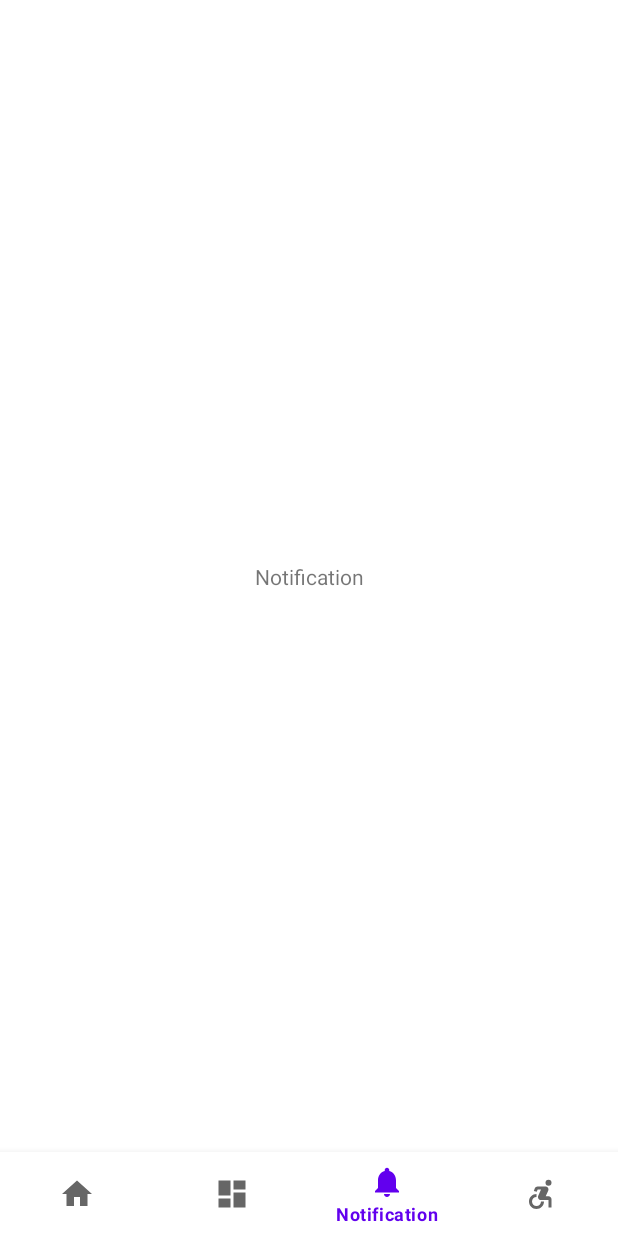
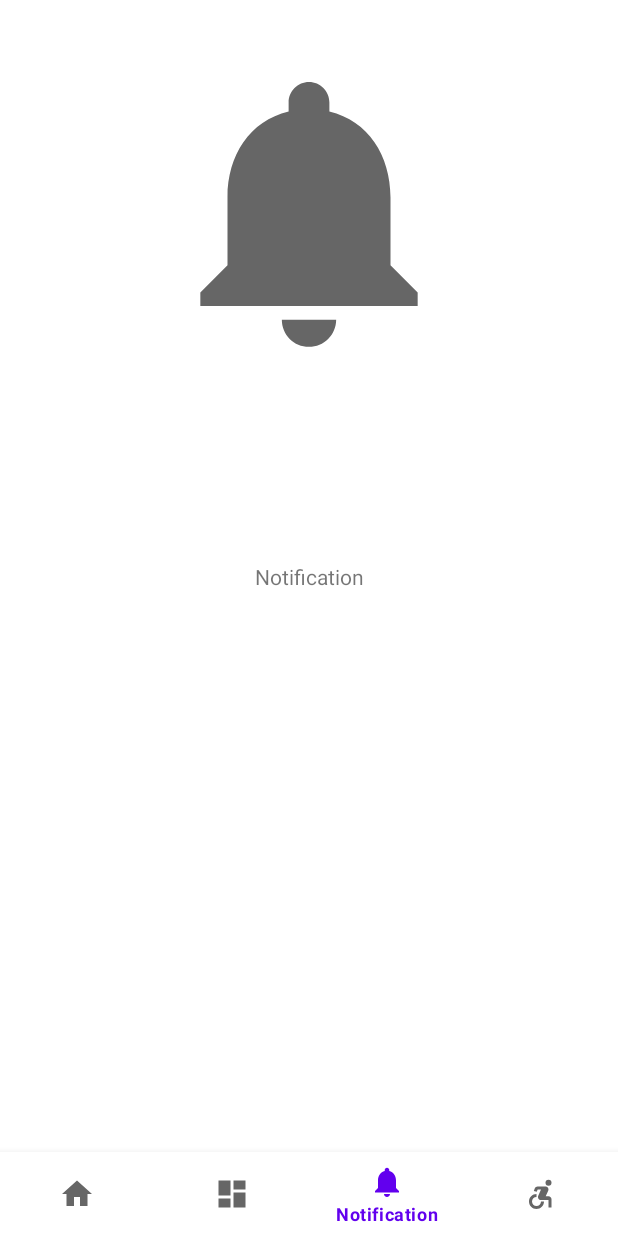
Before and after one commit to fastgameplay/BtnNavMenu, an Android app: the screen it shows after launch (MainActivity), item 3 of the bottom bar chosen, on a phone screen of 412 x 824 dp. Run offline under Robolectric (Android 15) with nearby library versions, the phone set to English and light mode, and no system bars.

Commit message:
small changes

```diff
--- a/app/src/main/java/com/asl/btnnavmenu/MainActivity.kt
+++ b/app/src/main/java/com/asl/btnnavmenu/MainActivity.kt
@@ -56,7 +56,7 @@ class MainActivity : AppCompatActivity(),Comunicator {
     }
     override fun PassData(fragment:Fragment, editTextData: String) {
         savedText = editTextData
-        binding.bottomNavigationView.setSelectedItemId(R.id.nav_dashboard)
+        binding.bottomNavigationView.selectedItemId = R.id.nav_dashboard
     }
 
 }
--- a/app/src/main/res/layout/fragment_notification.xml
+++ b/app/src/main/res/layout/fragment_notification.xml
@@ -11,12 +11,28 @@
         android:id="@+id/MainText"
         android:layout_width="match_parent"
         android:layout_height="0dp"
+        android:gravity="center"
         android:text="@string/notification"
-        android:gravity="center"
         app:layout_constraintBottom_toBottomOf="parent"
         app:layout_constraintDimensionRatio="H,2:1"
         app:layout_constraintTop_toTopOf="parent"
         app:layout_optimizationLevel="ratio" />
 
+    <ImageView
+        android:id="@+id/imageView"
+        android:layout_width="0dp"
+        android:layout_height="0dp"
+        android:layout_marginStart="32dp"
+        android:layout_marginTop="32dp"
+        android:layout_marginEnd="32dp"
+        android:layout_marginBottom="32dp"
+        android:src="@drawable/ic_baseline_notifications_24"
+        app:layout_constraintBottom_toTopOf="@+id/MainText"
+        app:layout_constraintDimensionRatio="1:1"
+        app:layout_constraintEnd_toEndOf="parent"
+        app:layout_constraintStart_toStartOf="parent"
+        app:layout_constraintTop_toTopOf="parent"
+        app:layout_optimizationLevel="ratio" />
+
 
 </androidx.constraintlayout.widget.ConstraintLayout>
```
